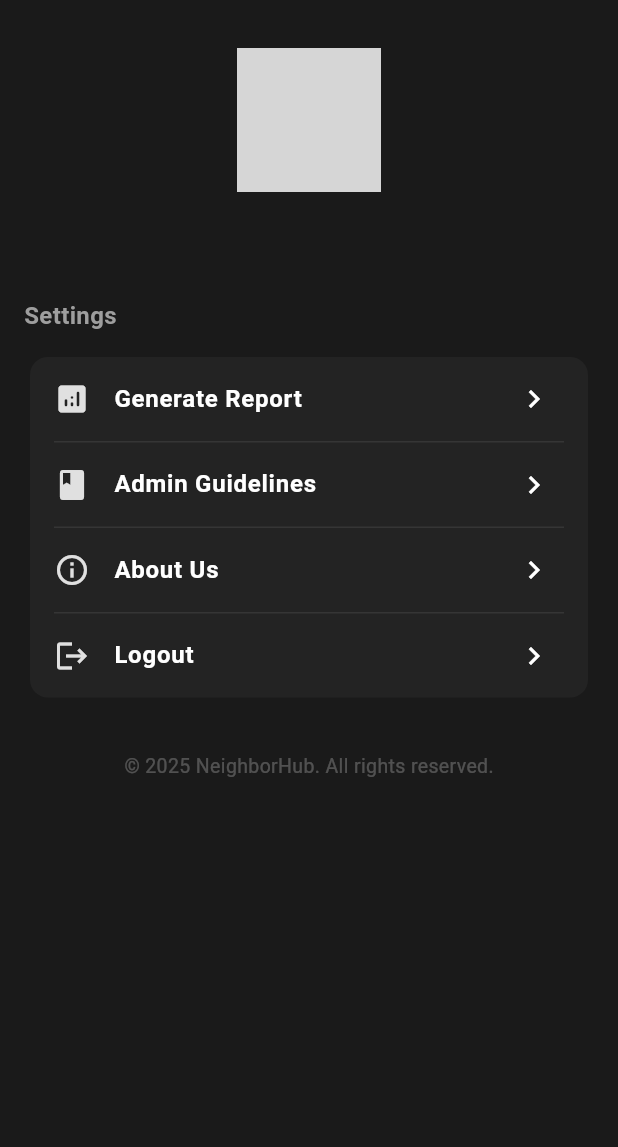
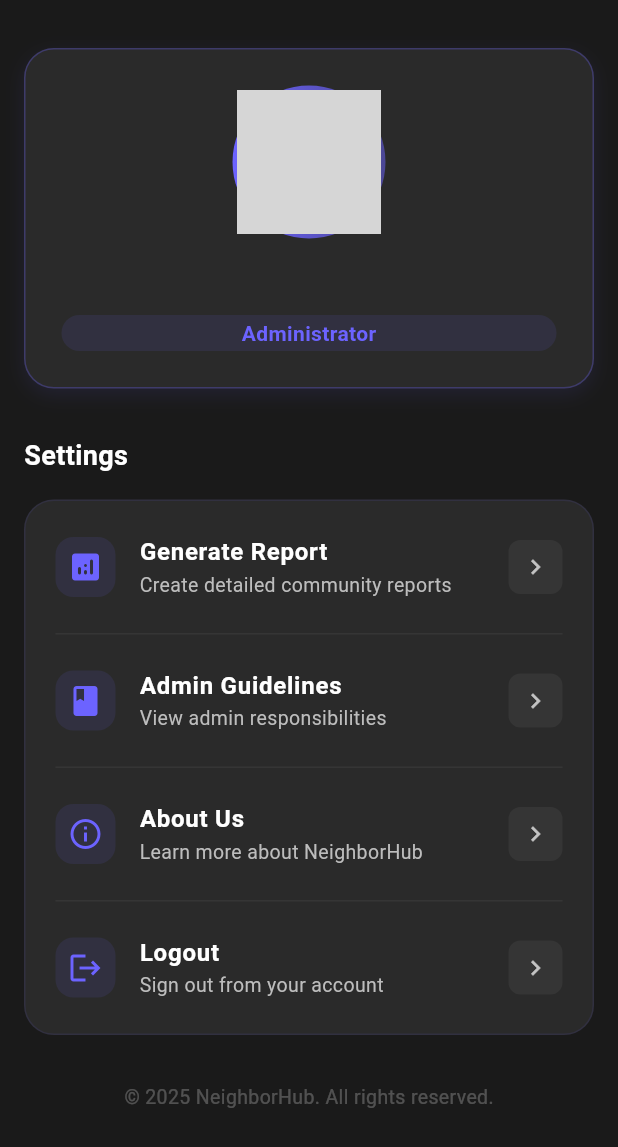
Before and after one commit to Feekkk/neighborhubapp, a Flutter app: the SettingsTab widget shown alone on an empty page, opened directly, on a phone screen of 412 x 824 dp. Shown: the top 1147 px of the screen. Run offline on Flutter 3.47's test engine with Material 3 defaults, Android fonts, the phone set to English and light mode, and no system bars; our stand-ins replace cloud_firestore, firebase_auth, firebase_core, geolocator, google_maps_flutter, syncfusion_flutter_charts; accounts and stored records are empty; network calls fail; grey boxes are pictures that could not be loaded.

Commit message:
UI update admin settings

```diff
--- a/lib/admin/tabs/settings_tab.dart
+++ b/lib/admin/tabs/settings_tab.dart
@@ -18,15 +18,40 @@ class SettingsTab extends StatelessWidget {
           children: [
             const SizedBox(height: 16),
             // Profile section
-            Center(
+            Container(
+              padding: const EdgeInsets.all(24),
+              decoration: BoxDecoration(
+                color: const Color(0xFF2A2A2A),
+                borderRadius: BorderRadius.circular(20),
+                border: Border.all(color: const Color(0xFF6C63FF).withOpacity(0.3)),
+                boxShadow: [
+                  BoxShadow(
+                    color: const Color(0xFF6C63FF).withOpacity(0.1),
+                    blurRadius: 10,
+                    offset: const Offset(0, 4),
+                  ),
+                ],
+              ),
               child: Column(
                 children: [
                   Stack(
                     children: [
-                      const CircleAvatar(
-                        radius: 48,
-                        backgroundImage: NetworkImage('https://i.imgur.com/BoN9kdC.png'), // Placeholder image
-                        backgroundColor: Colors.black,
+                      Container(
+                        padding: const EdgeInsets.all(3),
+                        decoration: BoxDecoration(
+                          shape: BoxShape.circle,
+                          gradient: LinearGradient(
+                            colors: [
+                              const Color(0xFF6C63FF),
+                              const Color(0xFF6C63FF).withOpacity(0.5),
+                            ],
+                          ),
+                        ),
+                        child: const CircleAvatar(
+                          radius: 48,
+                          backgroundImage: NetworkImage('https://i.imgur.com/BoN9kdC.png'),
+                          backgroundColor: Colors.black,
+                        ),
                       ),
                       Positioned(
                         bottom: 8,
@@ -37,46 +62,70 @@ class SettingsTab extends StatelessWidget {
                           decoration: BoxDecoration(
                             color: Colors.green,
                             shape: BoxShape.circle,
-                            border: Border.all(color: Colors.black, width: 3),
+                            border: Border.all(color: const Color(0xFF2A2A2A), width: 3),
+                            boxShadow: [
+                              BoxShadow(
+                                color: Colors.black.withOpacity(0.2),
+                                blurRadius: 4,
+                                offset: const Offset(0, 2),
+                              ),
+                            ],
                           ),
                         ),
                       ),
                     ],
                   ),
-                  const SizedBox(height: 12),
-                  const SizedBox(height: 4),
+                  const SizedBox(height: 16),
                   Text(
                     user?.email ?? '',
                     style: const TextStyle(
-                      color: Color.fromARGB(255, 255, 255, 255),
+                      color: Colors.white,
                       fontWeight: FontWeight.bold,
                       fontSize: 22,
+                    ),
+                  ),
+                  const SizedBox(height: 4),
+                  Container(
+                    alignment: Alignment.center,
+                    padding: const EdgeInsets.symmetric(horizontal: 6, vertical: 2),
+                    decoration: BoxDecoration(
+                      color: const Color(0xFF6C63FF).withOpacity(0.1),
+                      borderRadius: BorderRadius.circular(20),
+                    ),
+                    child: const Text(
+                      'Administrator',
+                      style: TextStyle(
+                        color: Color(0xFF6C63FF),
+                        fontWeight: FontWeight.w600,
+                        fontSize: 14,
+                      ),
                     ),
                   ),
                 ],
               ),
             ),
-            const SizedBox(height: 24),
+            const SizedBox(height: 32),
             const Text(
               'Settings',
               style: TextStyle(
-                fontSize: 16,
+                fontSize: 18,
                 fontWeight: FontWeight.bold,
-                color: Colors.grey,
+                color: Colors.white,
               ),
             ),
-            const SizedBox(height: 12),
-            Card(
-              color: const Color(0xFF232323),
-              shape: RoundedRectangleBorder(
-                borderRadius: BorderRadius.circular(12),
+            const SizedBox(height: 16),
+            Container(
+              decoration: BoxDecoration(
+                color: const Color(0xFF2A2A2A),
+                borderRadius: BorderRadius.circular(20),
+                border: Border.all(color: const Color(0xFF6C63FF).withOpacity(0.1)),
               ),
-              elevation: 0,
               child: Column(
                 children: [
                   _SettingsTile(
                     icon: Icons.analytics_rounded,
                     title: 'Generate Report',
+                    subtitle: 'Create detailed community reports',
                     onTap: () {
                       Navigator.push(
                         context,
@@ -87,6 +136,7 @@ class SettingsTab extends StatelessWidget {
                   _SettingsTile(
                     icon: Icons.book,
                     title: 'Admin Guidelines',
+                    subtitle: 'View admin responsibilities',
                     onTap: () {
                       Navigator.push(
                         context,
@@ -97,6 +147,7 @@ class SettingsTab extends StatelessWidget {
                   _SettingsTile(
                     icon: Icons.info_outline,
                     title: 'About Us',
+                    subtitle: 'Learn more about NeighborHub',
                     onTap: () {
                       Navigator.push(
                         context,
@@ -107,6 +158,7 @@ class SettingsTab extends StatelessWidget {
                   _SettingsTile(
                     icon: Icons.logout,
                     title: 'Logout',
+                    subtitle: 'Sign out from your account',
                     isLast: true,
                   ),
                 ],
@@ -129,12 +181,14 @@ class SettingsTab extends StatelessWidget {
 class _SettingsTile extends StatelessWidget {
   final IconData icon;
   final String title;
+  final String subtitle;
   final bool isLast;
   final VoidCallback? onTap;
 
   const _SettingsTile({
     required this.icon,
     required this.title,
+    required this.subtitle,
     this.isLast = false,
     this.onTap,
   });
@@ -144,7 +198,15 @@ class _SettingsTile extends StatelessWidget {
     return Column(
       children: [
         ListTile(
-          leading: Icon(icon, color: Colors.grey[300]),
+          contentPadding: const EdgeInsets.symmetric(horizontal: 20, vertical: 8),
+          leading: Container(
+            padding: const EdgeInsets.all(8),
+            decoration: BoxDecoration(
+              color: const Color(0xFF6C63FF).withOpacity(0.1),
+              borderRadius: BorderRadius.circular(12),
+            ),
+            child: Icon(icon, color: const Color(0xFF6C63FF)),
+          ),
           title: Text(
             title,
             style: const TextStyle(
@@ -153,7 +215,21 @@ class _SettingsTile extends StatelessWidget {
               fontSize: 16,
             ),
           ),
-          trailing: const Icon(Icons.chevron_right, color: Colors.white),
+          subtitle: Text(
+            subtitle,
+            style: TextStyle(
+              color: Colors.grey[400],
+              fontSize: 13,
+            ),
+          ),
+          trailing: Container(
+            padding: const EdgeInsets.all(8),
+            decoration: BoxDecoration(
+              color: Colors.white.withOpacity(0.05),
+              borderRadius: BorderRadius.circular(8),
+            ),
+            child: const Icon(Icons.chevron_right, color: Colors.white70, size: 20),
+          ),
           onTap: onTap,
         ),
         if (!isLast)
@@ -161,8 +237,8 @@ class _SettingsTile extends StatelessWidget {
             color: Color(0xFF353535),
             height: 1,
             thickness: 1,
-            indent: 16,
-            endIndent: 16,
+            indent: 20,
+            endIndent: 20,
           ),
       ],
     );
```
